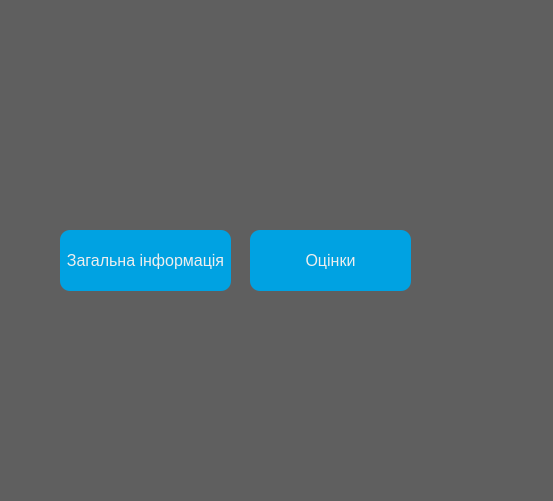
Qt form choose.ui (One-Touch-Organization/window) before a commit.
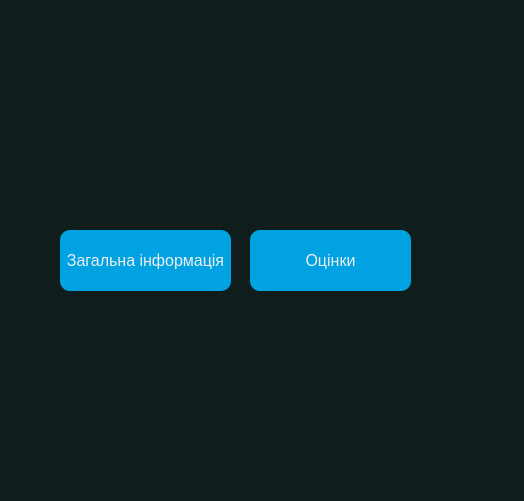
The same form after that commit.

What changed in the file:
```diff
--- a/choose.ui
+++ b/choose.ui
@@ -6,7 +6,7 @@
    <rect>
     <x>0</x>
     <y>0</y>
-    <width>553</width>
+    <width>524</width>
     <height>501</height>
    </rect>
   </property>
@@ -14,7 +14,7 @@
    <string>Form</string>
   </property>
   <property name="styleSheet">
-   <string notr="true">background-color: rgb(95, 95, 95);</string>
+   <string notr="true">background-color: rgb(15, 29, 29);</string>
   </property>
   <widget class="QPushButton" name="infobutton">
    <property name="geometry">
```
